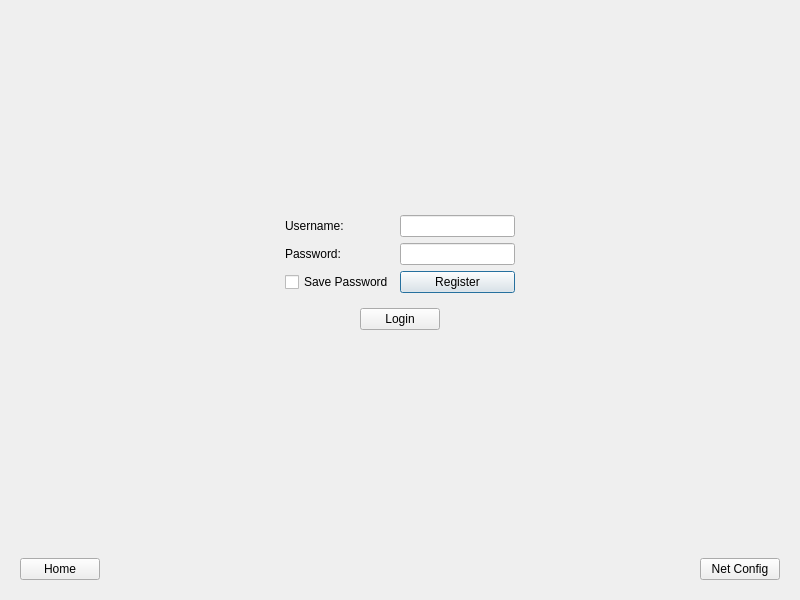
Qt form windows/login.ui (wen2ms/fight_the_landlord_client) before a commit.
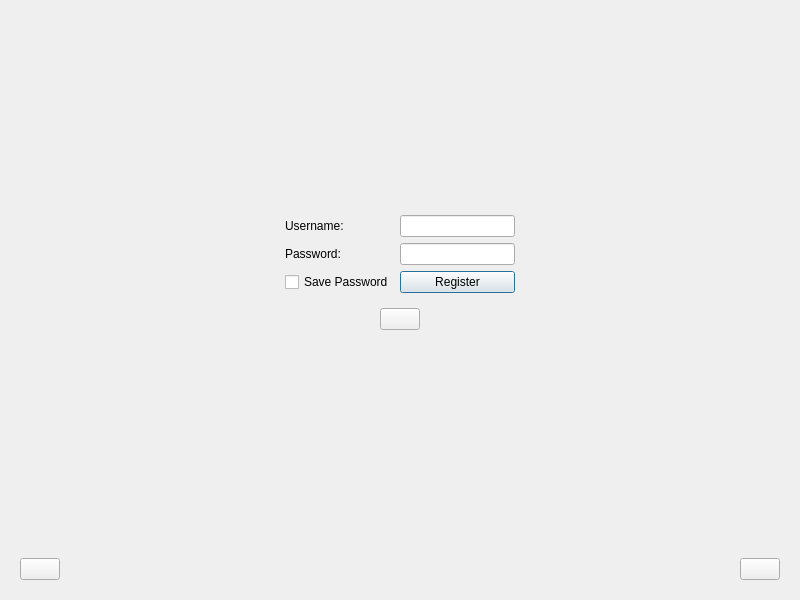
The same form after that commit.

The edit to the form file:
```diff
--- a/windows/login.ui
+++ b/windows/login.ui
@@ -106,7 +106,7 @@
                 <item>
                  <widget class="QPushButton" name="login_btn">
                   <property name="text">
-                   <string>Login</string>
+                   <string/>
                   </property>
                  </widget>
                 </item>
@@ -432,7 +432,7 @@
       <item>
        <widget class="QPushButton" name="home_btn">
         <property name="text">
-         <string>Home</string>
+         <string/>
         </property>
        </widget>
       </item>
@@ -452,7 +452,7 @@
       <item>
        <widget class="QPushButton" name="net_config_btn">
         <property name="text">
-         <string>Net Config</string>
+         <string/>
         </property>
        </widget>
       </item>
```
Left out of the diff: 18 changed lines with no effect on the pictures.
